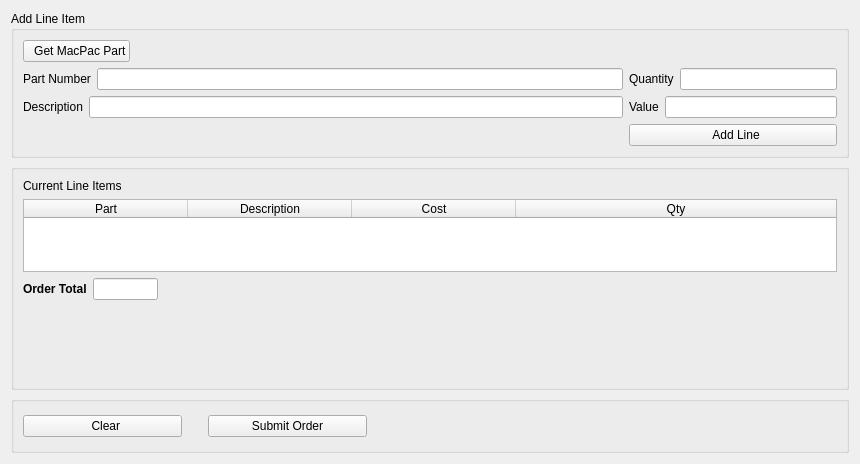
This is View/addlineitem.ui in topherMcDonald/SPO as Qt 5 draws it before an edit. The edited form follows.
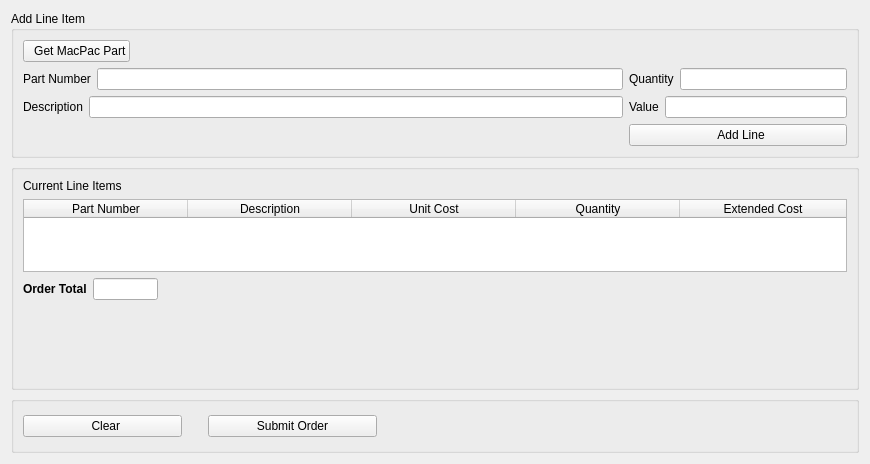
This is the edited form. Icons and pictures are not drawn.

Diff of the .ui file:
```diff
--- a/View/addlineitem.ui
+++ b/View/addlineitem.ui
@@ -6,7 +6,7 @@
    <rect>
     <x>0</x>
     <y>0</y>
-    <width>830</width>
+    <width>870</width>
     <height>464</height>
    </rect>
   </property>
@@ -183,11 +183,17 @@
         <property name="sizeAdjustPolicy">
          <enum>QAbstractScrollArea::AdjustToContents</enum>
         </property>
+        <property name="alternatingRowColors">
+         <bool>true</bool>
+        </property>
+        <property name="selectionMode">
+         <enum>QAbstractItemView::SingleSelection</enum>
+        </property>
         <property name="rowCount">
          <number>0</number>
         </property>
         <property name="columnCount">
-         <number>4</number>
+         <number>5</number>
         </property>
         <attribute name="horizontalHeaderDefaultSectionSize">
          <number>164</number>
@@ -206,7 +212,7 @@
         </attribute>
         <column>
          <property name="text">
-          <string>Part</string>
+          <string>Part Number</string>
          </property>
         </column>
         <column>
@@ -216,12 +222,17 @@
         </column>
         <column>
          <property name="text">
-          <string>Cost</string>
+          <string>Unit Cost</string>
          </property>
         </column>
         <column>
          <property name="text">
-          <string>Qty</string>
+          <string>Quantity</string>
+         </property>
+        </column>
+        <column>
+         <property name="text">
+          <string>Extended Cost</string>
          </property>
         </column>
        </widget>
```
